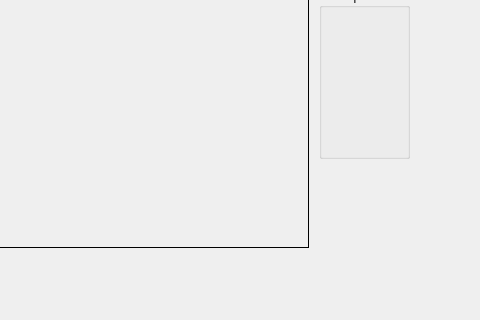
Qt form GraphicsEditor/GraphicsEditor.ui (Aleskey1988/GraphicsEditor) before a commit; both pictures show x 331 to 811 and y 251 to 571 of the 811 by 571 pixel window.
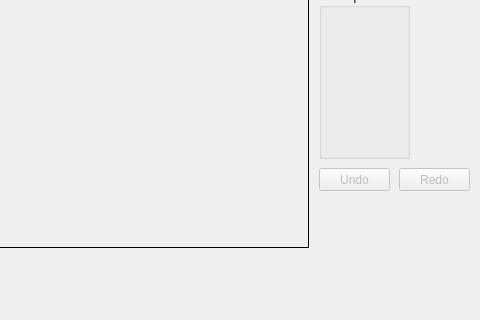
The same form after that commit. Custom widgets are drawn as their Qt base class.

Commit message: Added Undo/Redo

The edit to the form file:
```diff
--- a/GraphicsEditor/GraphicsEditor.ui
+++ b/GraphicsEditor/GraphicsEditor.ui
@@ -340,6 +340,38 @@
      <layout class="QGridLayout" name="layoutBrushPatterns"/>
     </widget>
    </widget>
+   <widget class="QPushButton" name="buttonUndo">
+    <property name="enabled">
+     <bool>false</bool>
+    </property>
+    <property name="geometry">
+     <rect>
+      <x>650</x>
+      <y>400</y>
+      <width>71</width>
+      <height>23</height>
+     </rect>
+    </property>
+    <property name="text">
+     <string>Undo</string>
+    </property>
+   </widget>
+   <widget class="QPushButton" name="buttonRedo">
+    <property name="enabled">
+     <bool>false</bool>
+    </property>
+    <property name="geometry">
+     <rect>
+      <x>730</x>
+      <y>400</y>
+      <width>71</width>
+      <height>23</height>
+     </rect>
+    </property>
+    <property name="text">
+     <string>Redo</string>
+    </property>
+   </widget>
    <zorder>label</zorder>
    <zorder>labelBackgroundColor</zorder>
    <zorder>canvas</zorder>
```
Left out of the diff: 2 changed lines with no effect on the pictures. The commit also changes 9 other files.
